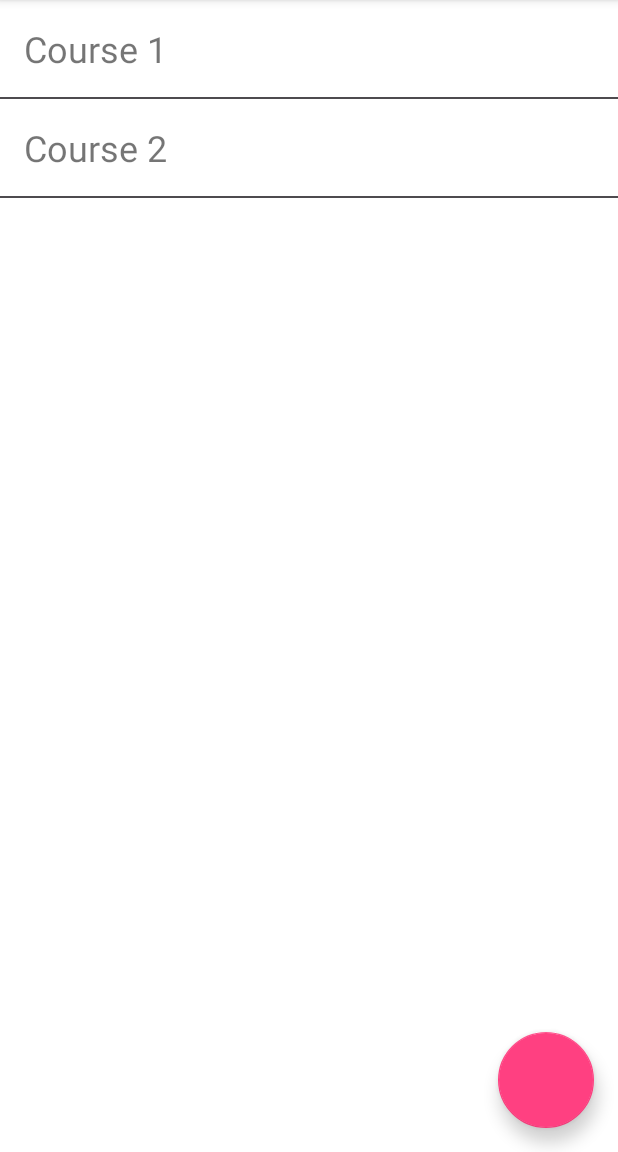
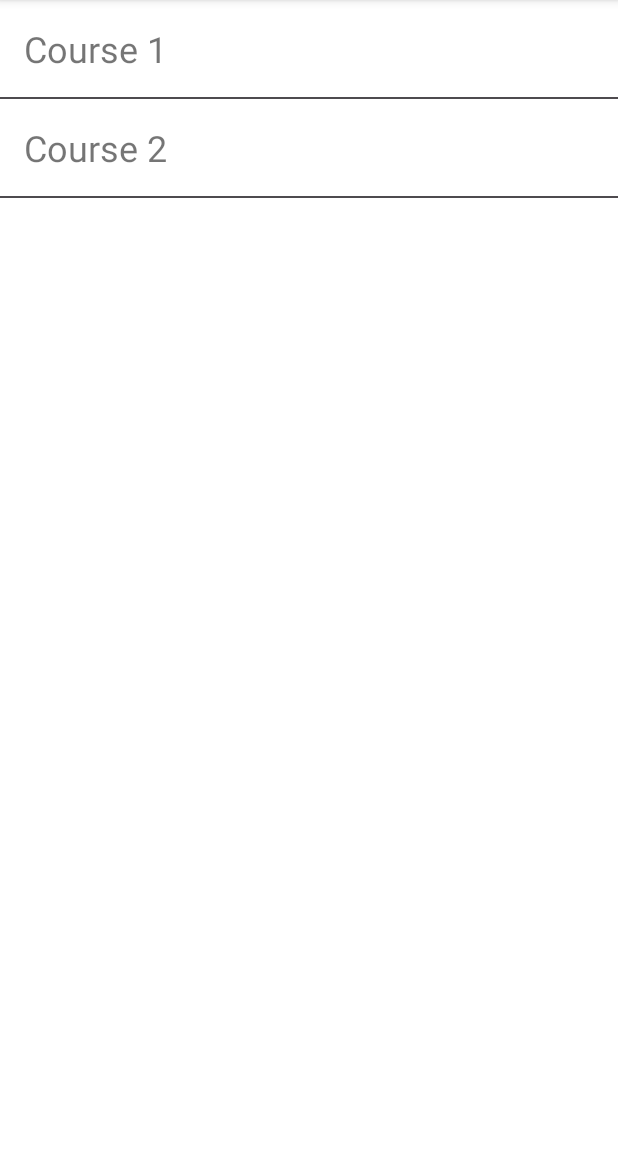
Before and after one commit to FlameAlchemist16/My_Courses_app, an Android app: the screen it shows after launch (MainActivity), on a phone screen of 412 x 824 dp, the part 84-1236 px from its top. Run offline under Robolectric (Android 15) with nearby library versions, the phone set to English and light mode, and no system bars.

Commit message:
Add files via upload

```diff
--- a/app/src/main/res/layout/activity_main.xml
+++ b/app/src/main/res/layout/activity_main.xml
@@ -1,7 +1,6 @@
 <?xml version="1.0" encoding="utf-8"?>
 <RelativeLayout
     xmlns:android="http://schemas.android.com/apk/res/android"
-    xmlns:app="http://schemas.android.com/apk/res-auto"
     xmlns:tools="http://schemas.android.com/tools"
     android:layout_width="match_parent"
     android:layout_height="match_parent"
@@ -43,17 +42,4 @@
 
     </LinearLayout>
 
-    <com.google.android.material.floatingactionbutton.FloatingActionButton
-        android:id="@+id/new_course"
-        android:layout_width="wrap_content"
-        android:layout_height="wrap_content"
-        android:layout_alignParentEnd="true"
-        android:layout_alignParentRight="true"
-        android:layout_alignParentBottom="true"
-        android:layout_gravity="end|bottom"
-        android:layout_margin="16dp"
-        android:contentDescription="@string/add"
-        app:fabCustomSize="64dp"
-        tools:ignore="VectorDrawableCompat"/>
-
 </RelativeLayout>
```
Also changed, not shown: app/src/main/res/layout/activity_course_detail.xml (+5 -4 lines).
